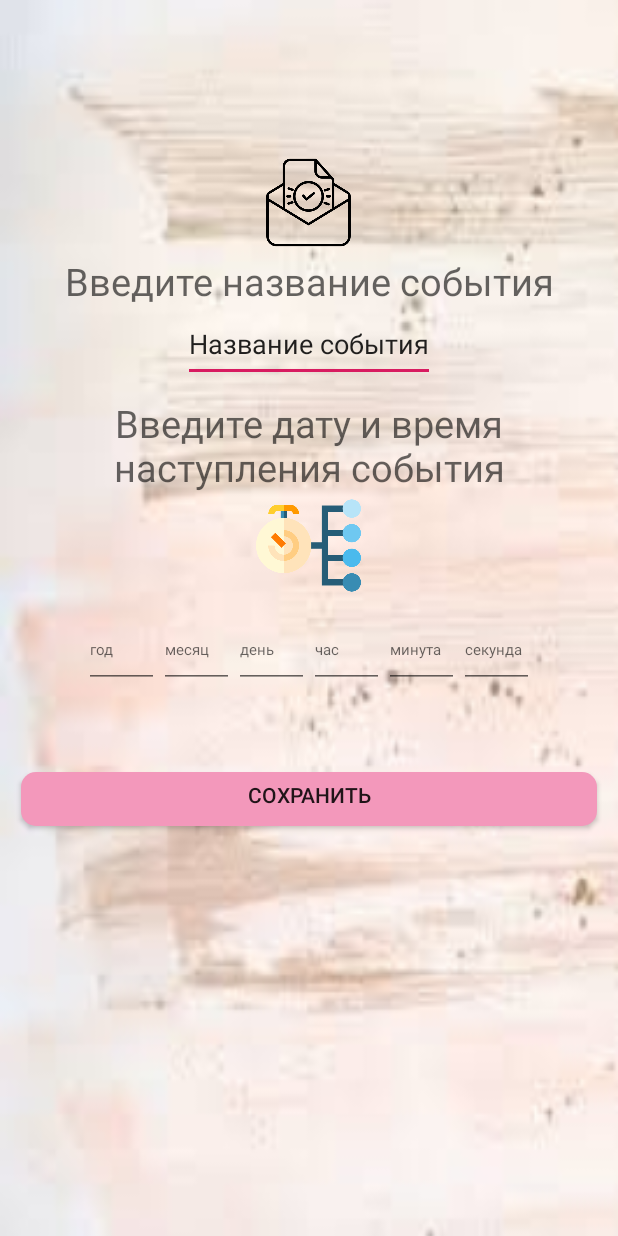
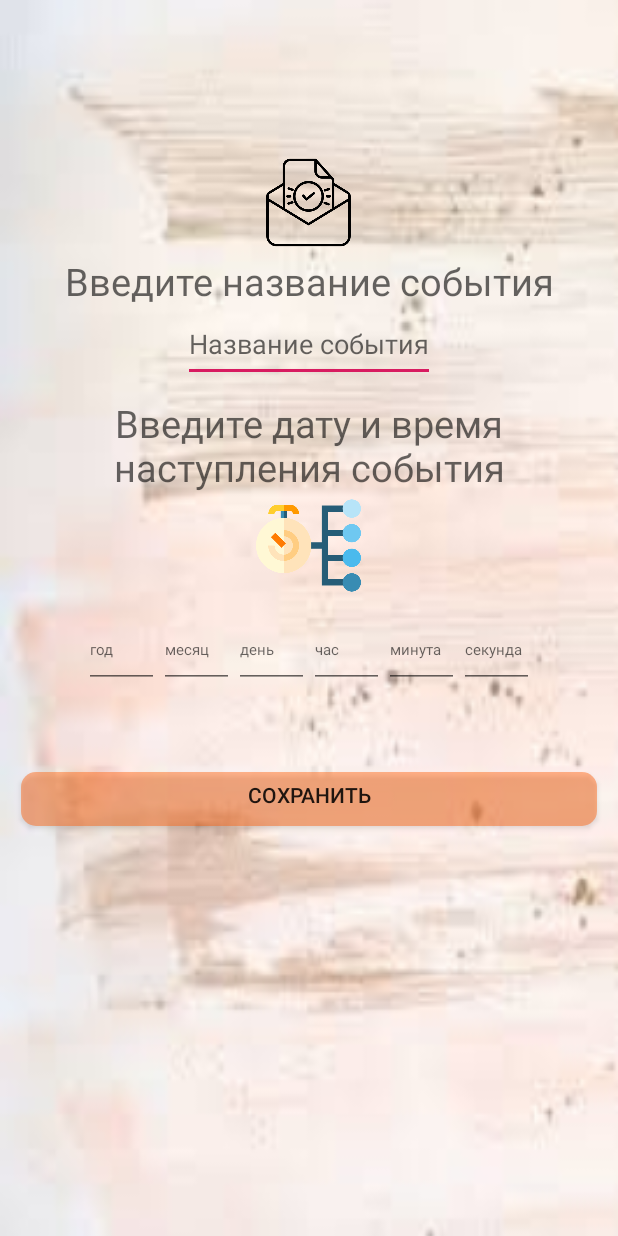
Before and after one commit to KsyushaDrebenchuk/countdown, an Android app: the screen it shows after launch (Main), on a phone screen of 412 x 824 dp. Run offline under Robolectric (Android 15) with nearby library versions, the phone set to English and light mode, and no system bars; our stand-ins replace AdMob.

Commit message:
кнопка

```diff
--- a/app/src/main/res/drawable/delete_event.xml
+++ b/app/src/main/res/drawable/delete_event.xml
@@ -7,9 +7,9 @@
     <ripple android:color="?attr/colorControlHighlight">
         <item>
             <shape android:shape="rectangle"
-                android:tint="#F398BB">
+                android:tint="#C9FF5E07">
                 <corners android:radius="10dp"/>
-                <solid android:color="#F5DCEE"/>
+                <solid android:color="#90FF5E07"/>
                 <padding android:bottom="6dp"/>
             </shape>
         </item>
--- a/app/src/main/res/layout/main_layout.xml
+++ b/app/src/main/res/layout/main_layout.xml
@@ -31,7 +31,7 @@
         android:layout_width="wrap_content"
         android:layout_height="50sp"
         android:layout_gravity="center"
-        android:text="@string/action" />
+        android:hint="@string/action" />
 
     <TextView
         android:layout_width="wrap_content"
```
